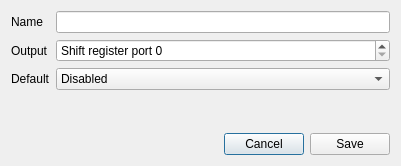
The window that interface/devicedialog.ui (Kuszki/AVR-Monitor) describes before a commit, drawn with Qt 5.
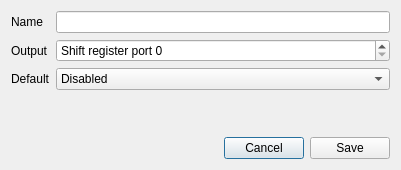
The same window after the commit.

Patch:
```diff
--- a/interface/devicedialog.ui
+++ b/interface/devicedialog.ui
@@ -6,8 +6,8 @@
    <rect>
     <x>0</x>
     <y>0</y>
-    <width>397</width>
-    <height>166</height>
+    <width>400</width>
+    <height>170</height>
    </rect>
   </property>
   <property name="windowTitle">
```
